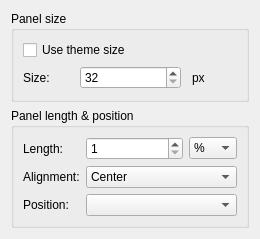
lxqt/lxqt-panel, file panel/configpaneldialog.ui: the form before one commit.
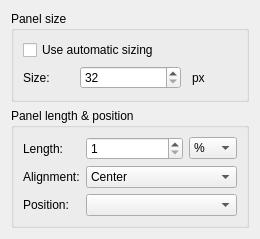
The form after the commit.

Commit message:
razor-panel: Renames "Use theme size" to "Use automatic sizing"
Theme size dropped. It's really an auto mode.
Size should not be defined in the theme. Just let the layout/resizing code
find the "best" size. The user can override the automatic size by defining
manually the panel size.

```diff
--- a/panel/configpaneldialog.ui
+++ b/panel/configpaneldialog.ui
@@ -40,7 +40,7 @@
       <item row="0" column="0" colspan="4">
        <widget class="QCheckBox" name="checkBox_useTheme">
         <property name="text">
-         <string>Use theme size</string>
+         <string>Use automatic sizing</string>
         </property>
        </widget>
       </item>
```
